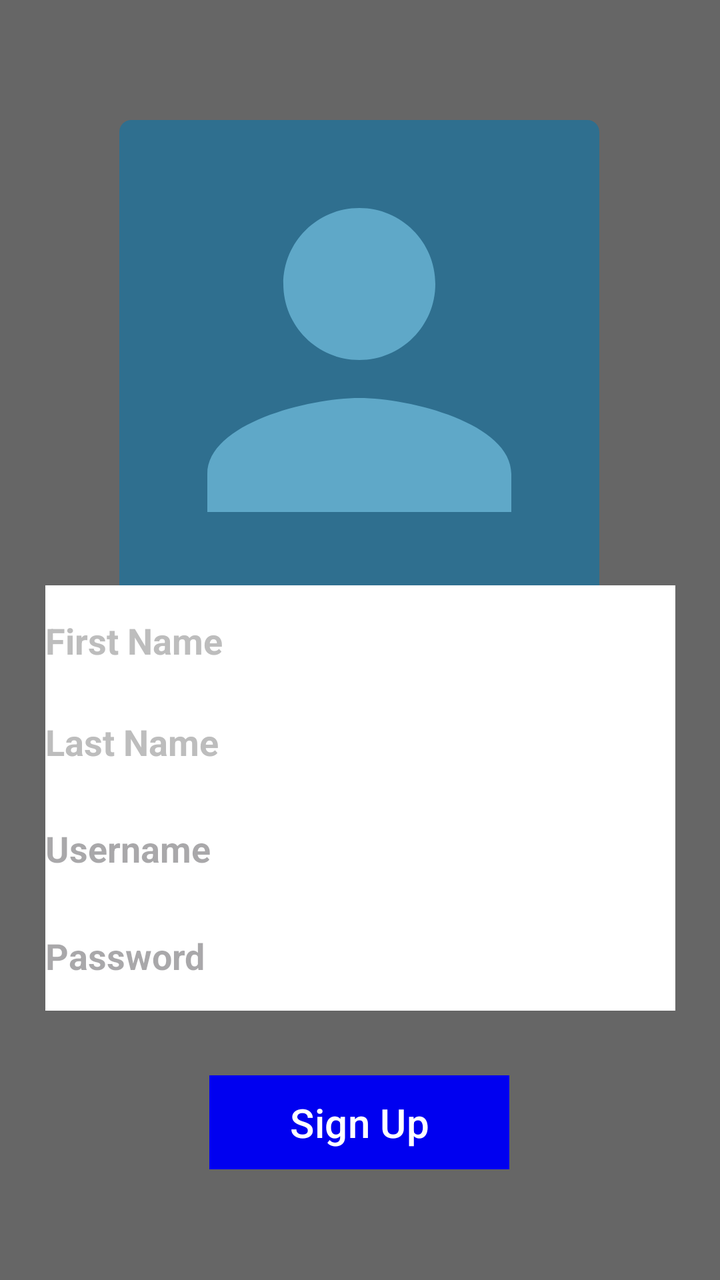
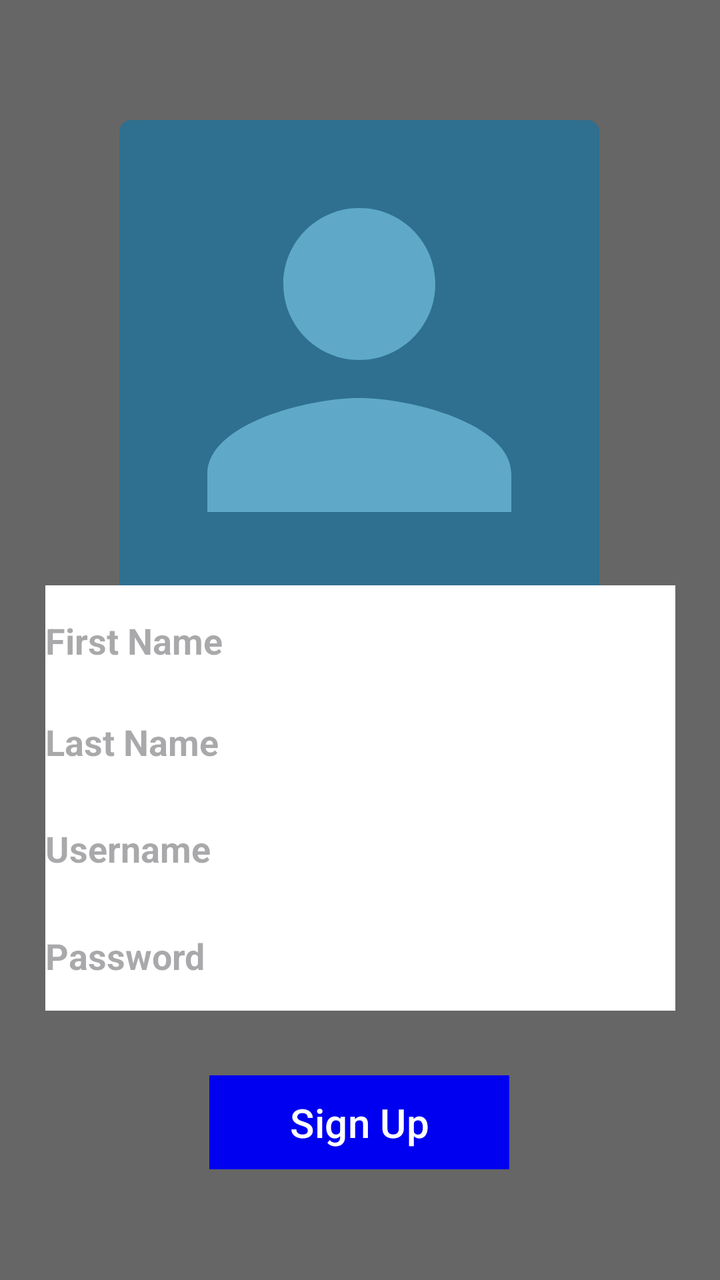

The first picture is an Android layout as it rendered before a commit; the second is the same layout after the commit. The layout source and the unified diff follow.
<!-- AndroidManifest.xml: application theme Theme.Campus_Bike_Rack_Locator -->
<!-- res/layout/activity_signup.xml -->
<?xml version="1.0" encoding="utf-8"?>
<androidx.constraintlayout.widget.ConstraintLayout xmlns:android="http://schemas.android.com/apk/res/android"
    xmlns:app="http://schemas.android.com/apk/res-auto"
    xmlns:tools="http://schemas.android.com/tools"
    android:background="@color/dark_gray"
    android:layout_width="match_parent"
    android:layout_height="match_parent">


    <ImageView
        android:id="@+id/addAvatar"
        android:layout_width="240dp"
        android:layout_height="240dp"
        android:background="@drawable/bg_avatar"
        android:contentDescription="Profile picture"
        android:padding="6dp"
        android:src="@drawable/ic_person"
        app:layout_constraintBottom_toBottomOf="parent"
        app:layout_constraintEnd_toEndOf="parent"
        app:layout_constraintHorizontal_bias="0.497"
        app:layout_constraintStart_toStartOf="parent"
        app:layout_constraintTop_toTopOf="parent"
        app:layout_constraintVertical_bias="0.15" />

    <EditText
        android:id="@+id/passwordField"
        android:layout_width="315dp"
        android:layout_height="55dp"
        android:background="@color/white"
        android:ems="10"
        android:hint="@string/password"
        android:inputType="textPassword"
        android:textColor="@color/card_gray"
        android:textStyle="bold"
        app:layout_constraintBottom_toBottomOf="parent"
        app:layout_constraintEnd_toEndOf="parent"
        app:layout_constraintStart_toStartOf="parent"
        app:layout_constraintTop_toTopOf="parent"
        app:layout_constraintVertical_bias="0.77"
        app:strokeWidth="4dp" />

    <EditText
        android:id="@+id/emailAddressField"
        android:layout_width="315dp"
        android:layout_height="55dp"
        android:background="@color/white"
        android:ems="10"
        android:hint="@string/username"
        android:textColor="@color/card_gray"
        android:textStyle="bold"
        app:layout_constraintBottom_toBottomOf="parent"
        app:layout_constraintEnd_toEndOf="parent"
        app:layout_constraintStart_toStartOf="parent"
        app:layout_constraintTop_toTopOf="parent"
        app:layout_constraintVertical_bias="0.678" />

    <EditText
        android:id="@+id/firstNameField"
        android:layout_width="315dp"
        android:layout_height="55dp"
        android:background="@color/white"
        android:ems="10"
        android:inputType="text"
        android:text="@string/first_name"
        android:textColor="@color/card_gray"
        android:textStyle="bold"
        app:layout_constraintBottom_toBottomOf="parent"
        app:layout_constraintEnd_toEndOf="parent"
        app:layout_constraintStart_toStartOf="parent"
        app:layout_constraintTop_toTopOf="parent" />

    <EditText
        android:id="@+id/lastNameField"
        android:layout_width="315dp"
        android:layout_height="55dp"
        android:background="@color/white"
        android:ems="10"
        android:inputType="text"
        android:text="@string/last_name"
        android:textColor="@color/card_gray"
        android:textStyle="bold"
        app:layout_constraintBottom_toBottomOf="parent"
        app:layout_constraintEnd_toEndOf="parent"
        app:layout_constraintStart_toStartOf="parent"
        app:layout_constraintTop_toTopOf="parent"
        app:layout_constraintVertical_bias="0.587" />

    <Button
        android:id="@+id/signup_button"
        android:layout_width="150dp"
        android:layout_height="55dp"
        android:backgroundTint="@color/blue"
        android:text="@string/sign_up"
        android:textSize="20sp"
        app:cornerRadius="0dp"
        app:layout_constraintBottom_toBottomOf="parent"
        app:layout_constraintEnd_toEndOf="parent"
        app:layout_constraintHorizontal_bias="0.498"
        app:layout_constraintStart_toStartOf="parent"
        app:layout_constraintTop_toTopOf="parent"
        app:layout_constraintVertical_bias="0.912" />
</androidx.constraintlayout.widget.ConstraintLayout>
<!-- resources referenced by this layout -->
<resources>
  <color name="blue">#0000F0</color>
  <color name="card_gray">#BDBDBD</color>
  <color name="dark_gray">#666666</color>&gt;
  <color name="white">#FFFFFF</color>
  <!-- drawable bg_avatar (drawable) -->
  <?xml version="1.0" encoding="utf-8"?>
  <shape xmlns:android="http://schemas.android.com/apk/res/android"
      android:shape="rectangle">
      <solid
          android:color="#2F6F8F" />
      <corners
          android:radius="6dp" />
  </shape>
  <!-- drawable ic_person (drawable) -->
  <?xml version="1.0" encoding="utf-8"?>
  <vector xmlns:android="http://schemas.android.com/apk/res/android"
      android:width="96dp"
      android:height="96dp"
      android:viewportWidth="24"
      android:viewportHeight="24">
      <path
          android:fillColor="#5FA8C8"
          android:pathData="M12,12c2.21,0 4,-1.79 4,-4s-1.79,-4 -4,-4 -4,1.79 -4,4 1.79,4 4,4zM12,14c-2.67,0 -8,1.34 -8,4v2h16v-2c0,-2.66 -5.33,-4 -8,-4z" />
  </vector>
  <string name="first_name">First Name</string>
  <string name="last_name">Last Name</string>
  <string name="password">Password</string>
  <string name="sign_up">Sign Up</string>
  <string name="username">Username</string>
  <style name="Theme.Campus_Bike_Rack_Locator" parent="Base.Theme.Campus_Bike_Rack_Locator" />
  <style name="Base.Theme.Campus_Bike_Rack_Locator" parent="Theme.Material3.DayNight.NoActionBar">
          
          
      </style>
</resources>

<!-- the commit's change to res/layout/activity_signup.xml (unified diff, before → after) -->
@@ -36,8 +36,7 @@
         app:layout_constraintEnd_toEndOf="parent"
         app:layout_constraintStart_toStartOf="parent"
         app:layout_constraintTop_toTopOf="parent"
-        app:layout_constraintVertical_bias="0.77"
-        app:strokeWidth="4dp" />
+        app:layout_constraintVertical_bias="0.77" />
 
     <EditText
         android:id="@+id/emailAddressField"
@@ -46,6 +45,7 @@
         android:background="@color/white"
         android:ems="10"
         android:hint="@string/username"
+        android:inputType="text"
         android:textColor="@color/card_gray"
         android:textStyle="bold"
         app:layout_constraintBottom_toBottomOf="parent"
@@ -61,7 +61,7 @@
         android:background="@color/white"
         android:ems="10"
         android:inputType="text"
-        android:text="@string/first_name"
+        android:hint="@string/first_name"
         android:textColor="@color/card_gray"
         android:textStyle="bold"
         app:layout_constraintBottom_toBottomOf="parent"
@@ -76,7 +76,7 @@
         android:background="@color/white"
         android:ems="10"
         android:inputType="text"
-        android:text="@string/last_name"
+        android:hint="@string/last_name"
         android:textColor="@color/card_gray"
         android:textStyle="bold"
         app:layout_constraintBottom_toBottomOf="parent"
